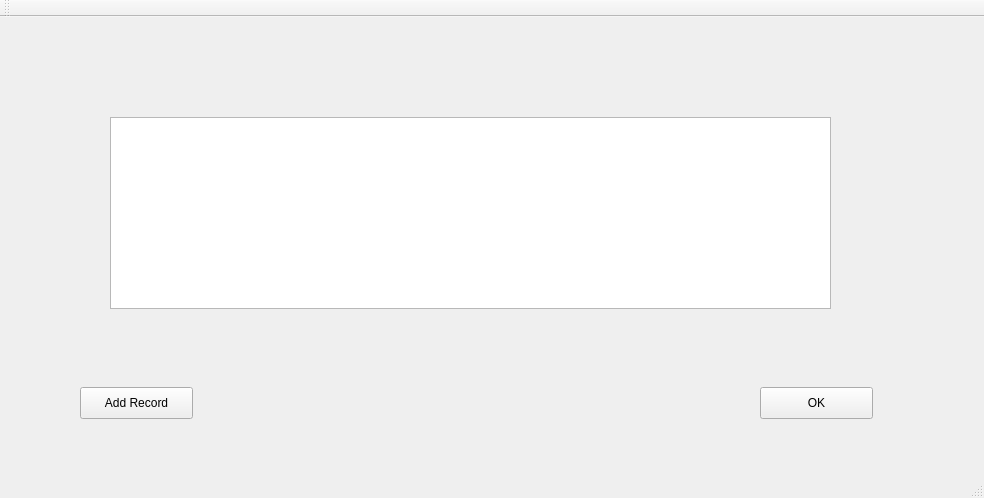
cmcderm/CSE335, file Project4/databaseform.ui: the form before one commit.
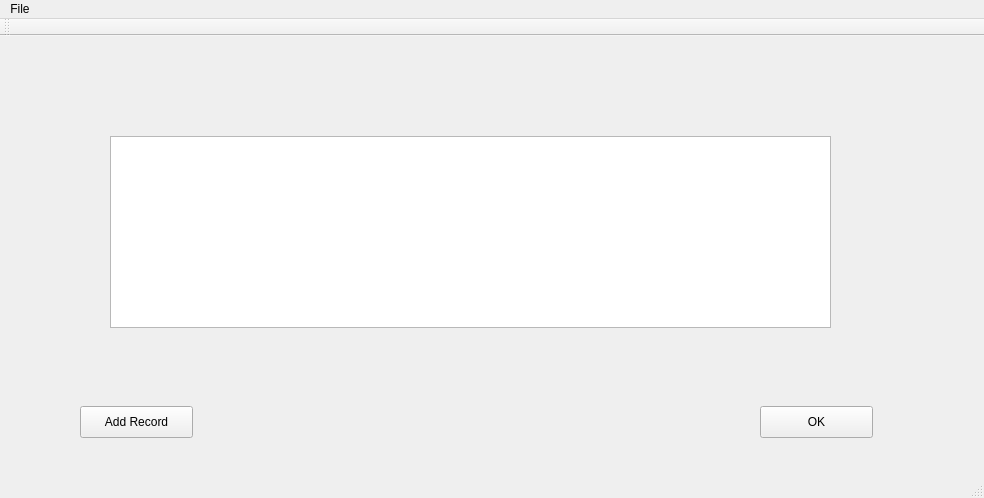
The form after the commit.

What changed in the file:
```diff
--- a/Project4/databaseform.ui
+++ b/Project4/databaseform.ui
@@ -60,6 +60,13 @@
      <height>22</height>
     </rect>
    </property>
+   <widget class="QMenu" name="menuFile">
+    <property name="title">
+     <string>File</string>
+    </property>
+    <addaction name="actionSave"/>
+   </widget>
+   <addaction name="menuFile"/>
   </widget>
   <widget class="QToolBar" name="mainToolBar">
    <attribute name="toolBarArea">
```
Left out of the diff: 5 changed lines with no effect on the pictures.
